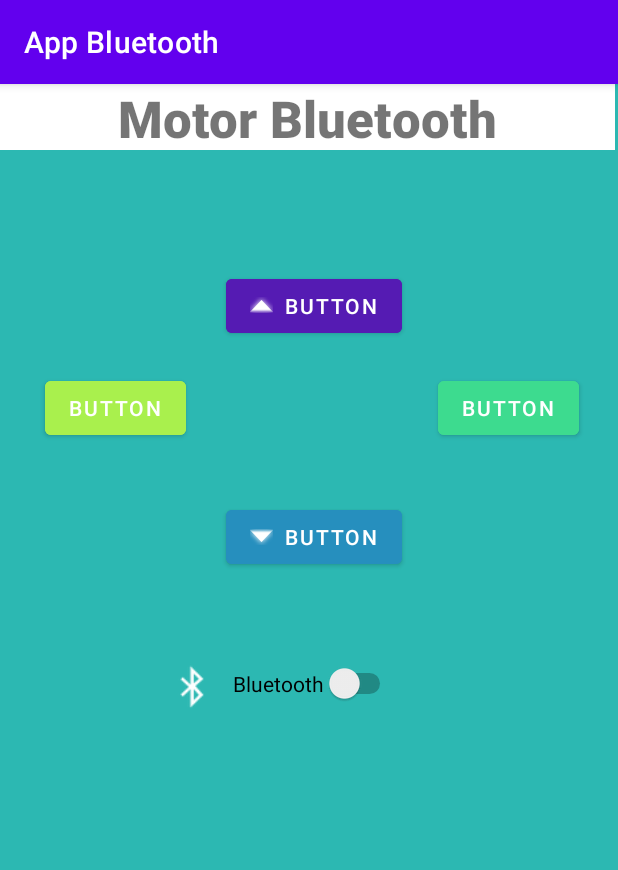
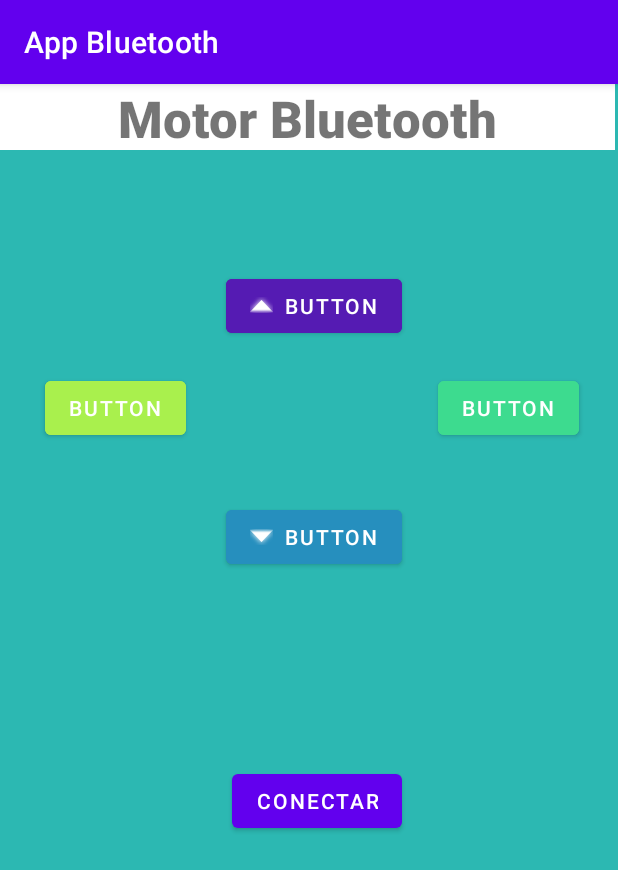
Before and after one commit to mBrond/motorBluetooth, an Android app: the screen it shows after launch (MainActivity), on a phone screen of 412 x 824 dp. Shown: the top 870 px of the screen. Run offline under Robolectric (Android 15) with nearby library versions, the phone set to English and light mode, and no system bars.

Commit message:
bluetooth app

```diff
--- a/AppBluetooth/app/src/main/AndroidManifest.xml
+++ b/AppBluetooth/app/src/main/AndroidManifest.xml
@@ -3,6 +3,8 @@
     package="com.example.appbluetooth">
     <uses-permission android:name="android.permission.BLUETOOTH"></uses-permission>
     <uses-permission android:name="android.permission.BLUETOOTH_ADMIN"></uses-permission>
+
+    <uses-permission android:name="android.permission.BLUETOOTH_CONNECT" />
 
     <application
         android:allowBackup="true"
--- a/AppBluetooth/app/src/main/java/com/example/appbluetooth/MainActivity.java
+++ b/AppBluetooth/app/src/main/java/com/example/appbluetooth/MainActivity.java
@@ -1,14 +1,22 @@
 package com.example.appbluetooth;
 
+import androidx.annotation.Nullable;
 import androidx.appcompat.app.AppCompatActivity;
 
+import android.app.Activity;
+import android.bluetooth.BluetoothAdapter;
+import android.content.Intent;
 import android.os.Bundle;
 import android.widget.Button;
 import android.widget.Switch;
+import android.widget.Toast;
 
 public class MainActivity extends AppCompatActivity {
-    private Button botao_cima, botao_baixo, botao_esquerda, botao_direita;
-    private Switch switch1;
+    private Button botao_cima, botao_baixo, botao_esquerda, botao_direita, botao_conexao;
+    public BluetoothAdapter bluetoothAdaptador; //objeto adaptador bluetooth
+
+    private static final int SOLICITADOR_BLUETOOTH = 1;
+
 
     @Override
     protected void onCreate(Bundle savedInstanceState) {
@@ -19,7 +27,30 @@ public class MainActivity extends AppCompatActivity {
         botao_baixo = findViewById(R.id.bai);
         botao_esquerda = findViewById(R.id.esq);
         botao_direita = findViewById(R.id.dir);
-        switch1 = findViewById(R.id.switch1);
+        botao_conexao = findViewById(R.id.conexao);
 
+        bluetoothAdaptador = BluetoothAdapter.getDefaultAdapter();
+        if (bluetoothAdaptador == null){ //confere se o dispositivo tem bluetooth
+            Toast.makeText(getApplicationContext(), "Sem módulo bluetooth disponível", Toast.LENGTH_LONG).show();
+        }
+        else if (!bluetoothAdaptador.isEnabled()){ //se tem bluetooth, ativa se não está ligado
+                Intent ativarBlue = new Intent(BluetoothAdapter.ACTION_REQUEST_ENABLE);
+                startActivityForResult(ativarBlue, SOLICITADOR_BLUETOOTH);
+        }
+    }
+
+    @Override
+    protected void onActivityResult(int requestCode, int resultCode, @Nullable Intent data) {
+        super.onActivityResult(requestCode, resultCode, data);
+        switch (requestCode) {
+            case SOLICITADOR_BLUETOOTH:
+                if (resultCode == Activity.RESULT_OK){
+                    Toast.makeText(getApplicationContext(), "Bluetooth ativado", Toast.LENGTH_LONG).show();
+                } else{
+                    Toast.makeText(getApplicationContext(), "Bluetooth NÃO ativado, encerrando aplicativo", Toast.LENGTH_LONG).show();
+                    finish(); // ever aula 2, app nao foi encerrado apos nao ativar bluetooth
+                }
+                break;
+        }
     }
 }
--- a/AppBluetooth/app/src/main/res/layout/activity_main.xml
+++ b/AppBluetooth/app/src/main/res/layout/activity_main.xml
@@ -80,23 +80,14 @@
         app:layout_constraintTop_toBottomOf="@+id/cim"
         app:layout_constraintVertical_bias="0.055" />
 
-    <ImageView
-        android:id="@+id/iconBluetooth"
-        android:layout_width="38dp"
-        android:layout_height="32dp"
-        android:layout_marginEnd="8dp"
-        app:layout_constraintEnd_toStartOf="@+id/switch1"
-        app:layout_constraintTop_toTopOf="@+id/switch1"
-        app:srcCompat="@android:drawable/stat_sys_data_bluetooth" />
-
-    <Switch
-        android:id="@+id/switch1"
+    <Button
+        android:id="@+id/conexao"
         android:layout_width="wrap_content"
         android:layout_height="wrap_content"
-        android:layout_marginTop="60dp"
-        android:layout_marginEnd="148dp"
-        android:text="Bluetooth"
-        app:layout_constraintEnd_toEndOf="parent"
+        android:layout_marginStart="4dp"
+        android:layout_marginTop="128dp"
+        android:text="Conectar"
+        app:layout_constraintStart_toStartOf="@+id/bai"
         app:layout_constraintTop_toBottomOf="@+id/bai" />
 
 </androidx.constraintlayout.widget.ConstraintLayout>
```
